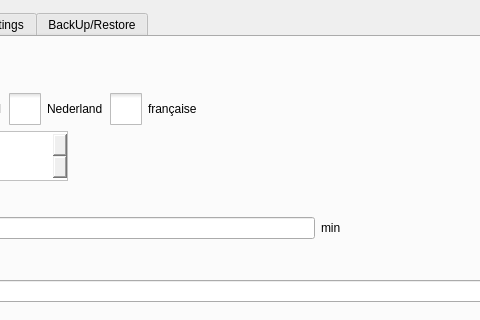
dongdong-2009/3-5AxisRobot, file hcsettings/ichcsystemsettingsframe.ui: the form before one commit; both pictures show x 318 to 798 and y 0 to 320 of the 1196 by 463 pixel window.
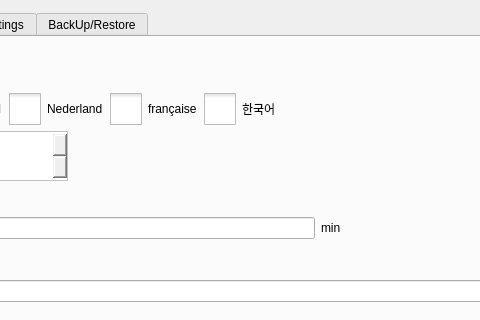
The form after the commit. Icons and pictures are not drawn. Custom widgets are drawn as their Qt base class.

```diff
--- a/hcsettings/ichcsystemsettingsframe.ui
+++ b/hcsettings/ichcsystemsettingsframe.ui
@@ -310,6 +310,41 @@
            </attribute>
           </widget>
          </item>
+         <item>
+          <widget class="QCheckBox" name="koreanBox">
+           <property name="styleSheet">
+            <string notr="true">::indicator {
+     width: 32px;
+     height: 32px;
+ }
+
+::indicator:unchecked 
+{
+     image: url(:/resource/check_unchecked.png);
+ }
+::indicator:checked 
+{
+     image: url(:/resource/check_checked.png);
+ }
+
+QRadioButton::indicator:checked:disabled
+{
+ image: url(:/resource/check_checked_disable.png);
+}
+
+QRadioButton::indicator:unchecked:disabled
+{
+ image: url(:/resource/check_unchecked_disable.png);
+}</string>
+           </property>
+           <property name="text">
+            <string>한국어</string>
+           </property>
+           <attribute name="buttonGroup">
+            <string notr="true">languageButtonGroup</string>
+           </attribute>
+          </widget>
+         </item>
          <item>
           <spacer name="horizontalSpacer">
            <property name="orientation">
```
